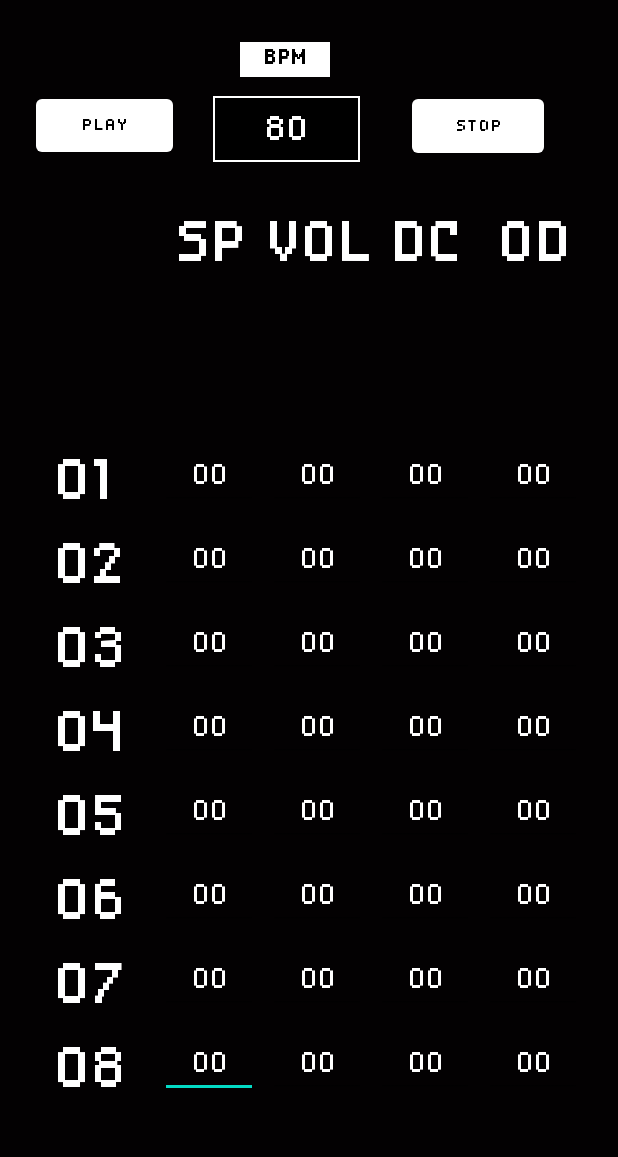
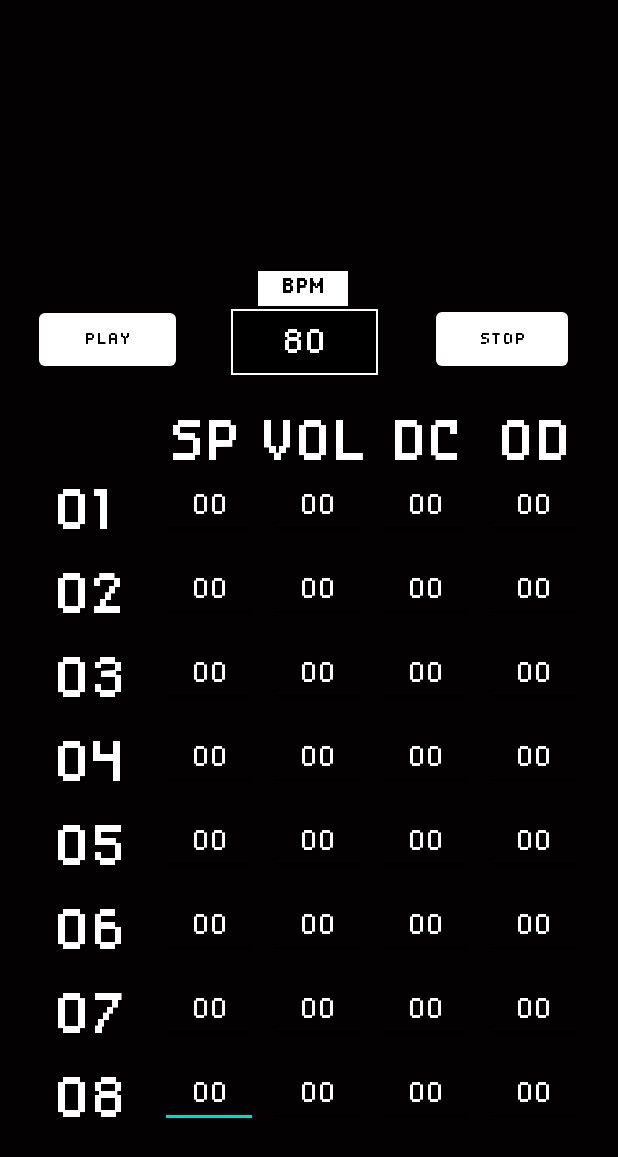
Before and after one commit to RaddeNNN/tracker, an Android app: the screen it shows after launch (MainActivity), on a phone screen of 412 x 824 dp. Shown: the top 1157 px of the screen. Run offline under Robolectric (Android 15) with nearby library versions, the phone set to English and light mode, and no system bars.

Commit message:
commited design changes

```diff
--- a/app/src/main/res/layout/activity_main.xml
+++ b/app/src/main/res/layout/activity_main.xml
@@ -11,43 +11,43 @@
         android:id="@+id/textView67"
         android:layout_width="79dp"
         android:layout_height="48dp"
-        android:layout_marginTop="136dp"
         android:layout_marginEnd="16dp"
+        android:layout_marginBottom="507dp"
         android:fontFamily="@font/disposabledroidbb"
         android:text="OD"
         android:textAlignment="center"
         android:textColor="@color/white"
         android:textSize="50dp"
-        app:layout_constraintEnd_toEndOf="parent"
-        app:layout_constraintTop_toTopOf="parent" />
+        app:layout_constraintBottom_toBottomOf="parent"
+        app:layout_constraintEnd_toEndOf="parent" />
 
     <TextView
         android:id="@+id/textView66"
         android:layout_width="79dp"
         android:layout_height="48dp"
-        android:layout_marginTop="136dp"
         android:layout_marginEnd="88dp"
+        android:layout_marginBottom="507dp"
         android:fontFamily="@font/disposabledroidbb"
         android:text="DC"
         android:textAlignment="center"
         android:textColor="@color/white"
         android:textSize="50dp"
-        app:layout_constraintEnd_toEndOf="parent"
-        app:layout_constraintTop_toTopOf="parent" />
+        app:layout_constraintBottom_toBottomOf="parent"
+        app:layout_constraintEnd_toEndOf="parent" />
 
     <TextView
         android:id="@+id/textView63"
         android:layout_width="79dp"
         android:layout_height="48dp"
-        android:layout_marginTop="136dp"
-        android:layout_marginEnd="160dp"
+        android:layout_marginEnd="164dp"
+        android:layout_marginBottom="507dp"
         android:fontFamily="@font/disposabledroidbb"
         android:text="VOL"
         android:textAlignment="center"
         android:textColor="@color/white"
         android:textSize="50dp"
-        app:layout_constraintEnd_toEndOf="parent"
-        app:layout_constraintTop_toTopOf="parent" />
+        app:layout_constraintBottom_toBottomOf="parent"
+        app:layout_constraintEnd_toEndOf="parent" />
 
     <EditText
         android:id="@+id/sound8_1"
@@ -55,7 +55,9 @@
         android:layout_height="41dp"
         android:layout_marginEnd="240dp"
 
-        android:layout_marginBottom="92dp"
+
+        android:inputType="number"
+        android:layout_marginBottom="72dp"
         android:text="00"
         android:textAlignment="center"
         android:textColor="@color/white"
@@ -71,7 +73,9 @@
         android:layout_height="41dp"
         android:layout_marginEnd="24dp"
 
-        android:layout_marginBottom="92dp"
+        android:inputType="number"
+
+        android:layout_marginBottom="72dp"
         android:text="00"
         android:textAlignment="center"
         android:textColor="@color/white"
@@ -87,7 +91,9 @@
         android:layout_height="41dp"
         android:layout_marginEnd="168dp"
 
-        android:layout_marginBottom="92dp"
+        android:inputType="number"
+
+        android:layout_marginBottom="72dp"
         android:text="00"
         android:textAlignment="center"
         android:textColor="@color/white"
@@ -103,7 +109,9 @@
         android:layout_height="41dp"
         android:layout_marginEnd="96dp"
 
-        android:layout_marginBottom="92dp"
+        android:inputType="number"
+
+        android:layout_marginBottom="72dp"
         android:text="00"
         android:textAlignment="center"
         android:textColor="@color/white"
@@ -119,7 +127,9 @@
         android:layout_height="41dp"
         android:layout_marginEnd="240dp"
 
-        android:layout_marginBottom="148dp"
+        android:layout_marginBottom="128dp"
+
+        android:inputType="number"
         android:text="00"
         android:textAlignment="center"
         android:textColor="@color/white"
@@ -135,7 +145,9 @@
         android:layout_height="41dp"
         android:layout_marginEnd="24dp"
 
-        android:layout_marginBottom="148dp"
+
+        android:inputType="number"
+        android:layout_marginBottom="128dp"
         android:text="00"
         android:textAlignment="center"
         android:textColor="@color/white"
@@ -151,7 +163,9 @@
         android:layout_height="41dp"
         android:layout_marginEnd="168dp"
 
-        android:layout_marginBottom="148dp"
+
+        android:inputType="number"
+        android:layout_marginBottom="128dp"
         android:text="00"
         android:textAlignment="center"
         android:textColor="@color/white"
@@ -167,7 +181,9 @@
         android:layout_height="41dp"
         android:layout_marginEnd="96dp"
 
-        android:layout_marginBottom="148dp"
+
+        android:inputType="number"
+        android:layout_marginBottom="128dp"
         android:text="00"
         android:textAlignment="center"
         android:textColor="@color/white"
@@ -183,7 +199,9 @@
         android:layout_height="41dp"
         android:layout_marginEnd="240dp"
 
-        android:layout_marginBottom="204dp"
+        android:layout_marginBottom="184dp"
+
+        android:inputType="number"
         android:text="00"
         android:textAlignment="center"
         android:textColor="@color/white"
@@ -199,7 +217,9 @@
         android:layout_height="41dp"
         android:layout_marginEnd="24dp"
 
-        android:layout_marginBottom="204dp"
+        android:layout_marginBottom="184dp"
+        android:inputType="number"
+
         android:text="00"
         android:textAlignment="center"
         android:textColor="@color/white"
@@ -215,7 +235,9 @@
         android:layout_height="41dp"
         android:layout_marginEnd="168dp"
 
-        android:layout_marginBottom="204dp"
+
+        android:inputType="number"
+        android:layout_marginBottom="184dp"
         android:text="00"
         android:textAlignment="center"
         android:textColor="@color/white"
@@ -231,7 +253,9 @@
         android:layout_height="41dp"
         android:layout_marginEnd="96dp"
 
-        android:layout_marginBottom="204dp"
+        android:layout_marginBottom="184dp"
+
+        android:inputType="number"
         android:text="00"
         android:textAlignment="center"
         android:textColor="@color/white"
@@ -247,7 +271,9 @@
         android:layout_height="41dp"
         android:layout_marginEnd="168dp"
 
-        android:layout_marginBottom="260dp"
+        android:layout_marginBottom="240dp"
+
+        android:inputType="number"
         android:text="00"
         android:textAlignment="center"
         android:textColor="@color/white"
@@ -263,7 +289,9 @@
         android:layout_height="41dp"
         android:layout_marginEnd="96dp"
 
-        android:layout_marginBottom="260dp"
+        android:layout_marginBottom="240dp"
+
+        android:inputType="number"
         android:text="00"
         android:textAlignment="center"
         android:textColor="@color/white"
@@ -279,7 +307,9 @@
         android:layout_height="41dp"
         android:layout_marginEnd="240dp"
 
-        android:layout_marginBottom="260dp"
+        android:layout_marginBottom="240dp"
+
+        android:inputType="number"
         android:text="00"
         android:textAlignment="center"
         android:textColor="@color/white"
@@ -295,7 +325,9 @@
         android:layout_height="41dp"
         android:layout_marginEnd="24dp"
 
-        android:layout_marginBottom="260dp"
+        android:layout_marginBottom="240dp"
+
+        android:inputType="number"
         android:text="00"
         android:textAlignment="center"
         android:textColor="@color/white"
@@ -311,7 +343,9 @@
         android:layout_height="41dp"
         android:layout_marginEnd="240dp"
 
-        android:layout_marginBottom="316dp"
+        android:layout_marginBottom="296dp"
+
+        android:inputType="number"
         android:text="00"
         android:textAlignment="center"
         android:textColor="@color/white"
@@ -327,7 +361,9 @@
         android:layout_height="41dp"
         android:layout_marginEnd="168dp"
 
-        android:layout_marginBottom="316dp"
+        android:layout_marginBottom="296dp"
+
+        android:inputType="number"
         android:text="00"
         android:textAlignment="center"
         android:textColor="@color/white"
@@ -343,7 +379,9 @@
         android:layout_height="41dp"
         android:layout_marginEnd="24dp"
 
-        android:layout_marginBottom="316dp"
+        android:layout_marginBottom="296dp"
+
+        android:inputType="number"
         android:text="00"
         android:textAlignment="center"
         android:textColor="@color/white"
@@ -359,7 +397,9 @@
         android:layout_height="41dp"
         android:layout_marginEnd="96dp"
 
-        android:layout_marginBottom="316dp"
+        android:layout_marginBottom="296dp"
+
+        android:inputType="number"
         android:text="00"
         android:textAlignment="center"
         android:textColor="@color/white"
@@ -375,7 +415,9 @@
         android:layout_height="41dp"
         android:layout_marginEnd="240dp"
 
-        android:layout_marginBottom="372dp"
+        android:inputType="number"
+
+        android:layout_marginBottom="352dp"
         android:text="00"
         android:textAlignment="center"
         android:textColor="@color/white"
@@ -391,7 +433,9 @@
         android:layout_height="41dp"
         android:layout_marginEnd="168dp"
 
-        android:layout_marginBottom="372dp"
+        android:inputType="number"
+
+        android:layout_marginBottom="352dp"
         android:text="00"
         android:textAlignment="center"
         android:textColor="@color/white"
@@ -407,7 +451,9 @@
         android:layout_height="41dp"
         android:layout_marginEnd="96dp"
 
-        android:layout_marginBottom="372dp"
+        android:layout_marginBottom="352dp"
+
+        android:inputType="number"
         android:text="00"
         android:textAlignment="center"
         android:textColor="@color/white"
@@ -423,7 +469,9 @@
         android:layout_height="41dp"
         android:layout_marginEnd="24dp"
 
-        android:layout_marginBottom="372dp"
+        android:layout_marginBottom="352dp"
+
+        android:inputType="number"
         android:text="00"
         android:textAlignment="center"
         android:textColor="@color/white"
@@ -439,7 +487,9 @@
         android:layout_height="41dp"
         android:layout_marginEnd="240dp"
 
-        android:layout_marginBottom="428dp"
+        android:inputType="number"
+
+        android:layout_marginBottom="408dp"
         android:text="00"
         android:textAlignment="center"
         android:textColor="@color/white"
@@ -455,7 +505,10 @@
         android:layout_height="41dp"
         android:layout_marginEnd="24dp"
 
-        android:layout_marginBottom="428dp"
+
+        android:inputType="number"
+
+        android:layout_marginBottom="408dp"
         android:text="00"
         android:textAlignment="center"
         android:textColor="@color/white"
@@ -471,7 +524,9 @@
         android:layout_height="41dp"
         android:layout_marginEnd="96dp"
 
-        android:layout_marginBottom="428dp"
+        android:inputType="number"
+
+        android:layout_marginBottom="408dp"
         android:text="00"
         android:textAlignment="center"
         android:textColor="@color/white"
@@ -487,7 +542,9 @@
         android:layout_height="41dp"
         android:layout_marginEnd="168dp"
 
-        android:layout_marginBottom="484dp"
+        android:inputType="number"
+
+        android:layout_marginBottom="464dp"
         android:layout_weight="1"
         android:text="00"
         android:textAlignment="center"
@@ -503,7 +560,8 @@
         android:layout_height="41dp"
         android:layout_marginEnd="24dp"
 
-        android:layout_marginBottom="484dp"
+        android:inputType="number"
+        android:layout_marginBottom="464dp"
         android:layout_weight="1"
         android:text="00"
         android:textAlignment="center"
@@ -522,7 +580,9 @@
         android:layout_height="41dp"
         android:layout_marginEnd="96dp"
 
-        android:layout_marginBottom="484dp"
+        android:inputType="number"
+
+        android:layout_marginBottom="464dp"
         android:layout_weight="1"
         android:text="00"
         android:textAlignment="center"
@@ -539,7 +599,9 @@
         android:layout_height="41dp"
         android:layout_marginEnd="168dp"
 
-        android:layout_marginBottom="428dp"
+        android:inputType="number"
+
+        android:layout_marginBottom="408dp"
         android:text="00"
         android:textAlignment="center"
         android:textColor="@color/white"
@@ -552,6 +614,8 @@
     <EditText
         android:id="@+id/sound1_1"
         android:layout_width="65dp"
+
+        android:inputType="number"
         android:layout_height="41dp"
         android:layout_marginEnd="240dp"
         android:layout_weight="1"
@@ -561,7 +625,7 @@
         android:fontFamily="@font/disposabledroidbb"
         android:textSize="25dp"
 
-        android:layout_marginBottom="484dp"
+        android:layout_marginBottom="464dp"
 
         app:layout_constraintBottom_toBottomOf="parent"
         app:layout_constraintEnd_toEndOf="parent" />
@@ -571,7 +635,7 @@
         android:layout_width="64dp"
         android:layout_height="41dp"
         android:layout_marginEnd="312dp"
-        android:layout_marginBottom="96dp"
+        android:layout_marginBottom="76dp"
         android:fontFamily="@font/disposabledroidbb"
         android:text="08"
         android:textColor="@color/white"
@@ -586,7 +650,7 @@
         android:layout_width="64dp"
         android:layout_height="41dp"
         android:layout_marginEnd="312dp"
-        android:layout_marginBottom="152dp"
+        android:layout_marginBottom="132dp"
         android:fontFamily="@font/disposabledroidbb"
         android:text="07"
         android:textColor="@color/white"
@@ -601,7 +665,7 @@
         android:layout_width="64dp"
         android:layout_height="41dp"
         android:layout_marginEnd="312dp"
-        android:layout_marginBottom="208dp"
+        android:layout_marginBottom="188dp"
         android:fontFamily="@font/disposabledroidbb"
         android:text="06"
         android:textColor="@color/white"
@@ -616,7 +680,7 @@
         android:layout_width="64dp"
         android:layout_height="41dp"
         android:layout_marginEnd="312dp"
-        android:layout_marginBottom="264dp"
+        android:layout_marginBottom="244dp"
         android:fontFamily="@font/disposabledroidbb"
         android:text="05"
         android:textColor="@color/white"
@@ -631,7 +695,7 @@
         android:layout_width="64dp"
         android:layout_height="41dp"
         android:layout_marginEnd="312dp"
-        android:layout_marginBottom="320dp"
+        android:layout_marginBottom="300dp"
         android:fontFamily="@font/disposabledroidbb"
         android:text="04"
         android:textColor="@color/white"
@@ -646,7 +710,7 @@
         android:layout_width="64dp"
         android:layout_height="41dp"
         android:layout_marginEnd="312dp"
-        android:layout_marginBottom="432dp"
+        android:layout_marginBottom="412dp"
         android:fontFamily="@font/disposabledroidbb"
         android:text="02"
         android:textColor="@color/white"
@@ -661,7 +725,7 @@
         android:layout_width="64dp"
         android:layout_height="41dp"
         android:layout_marginEnd="312dp"
-        android:layout_marginBottom="376dp"
+        android:layout_marginBottom="356dp"
         android:fontFamily="@font/disposabledroidbb"
         android:text="03"
         android:textColor="@color/white"
@@ -676,7 +740,7 @@
         android:layout_width="64dp"
         android:layout_height="41dp"
         android:layout_marginEnd="312dp"
-        android:layout_marginBottom="488dp"
+        android:layout_marginBottom="468dp"
         android:fontFamily="@font/disposabledroidbb"
         android:text="01"
         android:textColor="@color/white"
@@ -690,76 +754,74 @@
         android:id="@+id/playButton"
         android:layout_width="91dp"
         android:layout_height="47dp"
-        android:layout_marginTop="60dp"
+        android:layout_marginBottom="574dp"
         android:fontFamily="@font/disposabledroidbb"
         android:text="Play"
         android:textColor="@color/black"
         app:backgroundTint="@color/white"
+        app:layout_constraintBottom_toBottomOf="parent"
         app:layout_constraintEnd_toEndOf="parent"
-        app:layout_constraintHorizontal_bias="0.075"
-        app:layout_constraintStart_toStartOf="parent"
-        app:layout_constraintTop_toTopOf="parent" />
+        app:layout_constraintHorizontal_bias="0.081"
+        app:layout_constraintStart_toStartOf="parent" />
 
     <Button
         android:id="@+id/button2"
         android:layout_width="wrap_content"
         android:layout_height="wrap_content"
-        android:layout_marginTop="60dp"
+        android:layout_marginBottom="574dp"
         android:fontFamily="@font/disposabledroidbb"
         android:text="Stop"
         android:textColor="@color/black"
         app:backgroundTint="@color/white"
+        app:layout_constraintBottom_toBottomOf="parent"
         app:layout_constraintEnd_toEndOf="parent"
-        app:layout_constraintHorizontal_bias="0.848"
-        app:layout_constraintStart_toStartOf="parent"
-        app:layout_constraintTop_toTopOf="parent" />
+        app:layout_constraintHorizontal_bias="0.897"
+        app:layout_constraintStart_toStartOf="parent" />
 
     <EditText
         android:id="@+id/BPM"
         android:layout_width="98dp"
         android:layout_height="44dp"
+        android:layout_marginEnd="160dp"
+        android:layout_marginBottom="574dp"
         android:background="@drawable/back"
-        android:layout_marginTop="64dp"
-        android:layout_marginEnd="172dp"
         android:ems="10"
         android:fontFamily="@font/disposabledroidbb"
+        android:inputType="number"
         android:text="80"
-        android:textSize="30dp"
         android:textAlignment="center"
         android:textColor="@color/white"
-        android:inputType="number"
-        app:layout_constraintEnd_toEndOf="parent"
-        app:layout_constraintTop_toTopOf="parent" />
+        android:textSize="30dp"
+        app:layout_constraintBottom_toBottomOf="parent"
+        app:layout_constraintEnd_toEndOf="parent" />
 
     <TextView
         android:id="@+id/textView"
         android:layout_width="60dp"
         android:layout_height="23dp"
-        android:layout_marginTop="28dp"
-        android:layout_marginEnd="192dp"
+        android:layout_marginEnd="180dp"
+        android:layout_marginBottom="620dp"
         android:background="@color/white"
         android:fontFamily="@font/disposabledroidbb"
         android:text="BPM"
         android:textAlignment="center"
         android:textColor="@color/black"
         android:textSize="19dp"
-        app:layout_constraintBottom_toTopOf="@+id/BPM"
-        app:layout_constraintEnd_toEndOf="parent"
-        app:layout_constraintTop_toTopOf="parent"
-        app:layout_constraintVertical_bias="0.0" />
+        app:layout_constraintBottom_toBottomOf="parent"
+        app:layout_constraintEnd_toEndOf="parent" />
 
     <TextView
         android:id="@+id/textView62"
         android:layout_width="56dp"
         android:layout_height="51dp"
-        android:layout_marginStart="112dp"
-        android:layout_marginTop="136dp"
+        android:layout_marginEnd="248dp"
+        android:layout_marginBottom="504dp"
         android:fontFamily="@font/disposabledroidbb"
         android:text="SP"
         android:textAlignment="center"
         android:textColor="@color/white"
         android:textSize="50dp"
-        app:layout_constraintStart_toStartOf="parent"
-        app:layout_constraintTop_toTopOf="parent" />
+        app:layout_constraintBottom_toBottomOf="parent"
+        app:layout_constraintEnd_toEndOf="parent" />
 
 </androidx.constraintlayout.widget.ConstraintLayout>
```
